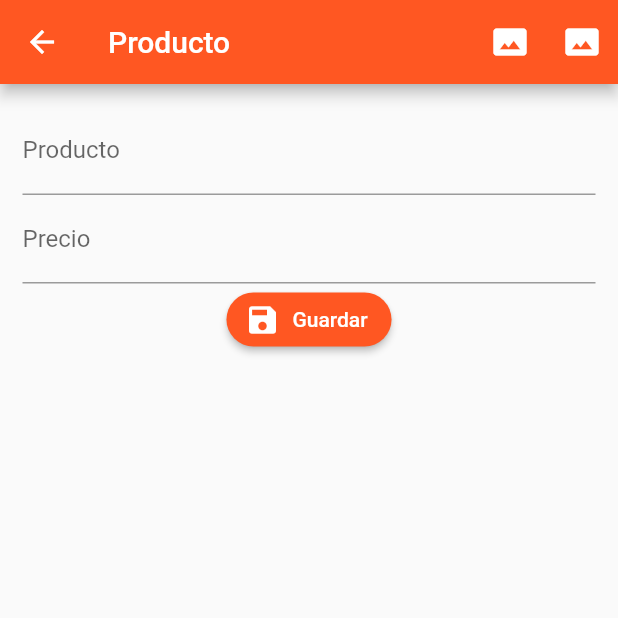
After one commit to chessco/ido_english, a Flutter app: the ProductoPage screen opened by its route, on a phone screen of 412 x 824 dp, the top half of it. The commit adds this screen. Run offline on Flutter 3.47's test engine with Material 2 defaults, Android fonts, the phone set to English and light mode, and no system bars; our stand-ins replace rxdart.

Commit message:
adding product page
product page

```diff
--- a/lib/main.dart
+++ b/lib/main.dart
@@ -4,6 +4,7 @@ import 'package:ido_english/src/bloc/provider.dart';
 
 import 'package:ido_english/src/pages/home_page.dart';
 import 'package:ido_english/src/pages/login_page.dart';
+import 'package:ido_english/src/pages/producto_page.dart';
 
 void main() => runApp(MyApp());
 
@@ -19,9 +20,10 @@ class MyApp extends StatelessWidget {
         routes: {
           'login' : ( BuildContext context ) => LoginPage(),
           'home'  : ( BuildContext context ) => HomePage(),
+          'producto'  : ( BuildContext context ) => ProductoPage(),
         },
         theme: ThemeData(
-          primaryColor: Colors.deepPurple,
+          primaryColor: Colors.deepOrange,
         ),
       ),
     );
--- /dev/null
+++ b/lib/src/pages/producto_page.dart
@@ -0,0 +1,82 @@
+import 'package:flutter/material.dart';
+
+class ProductoPage extends StatelessWidget {
+
+  @override
+  Widget build(BuildContext context) {
+
+    return Scaffold(
+      appBar:AppBar(
+        title: Text('Producto'),
+        actions: <Widget>[
+          IconButton(
+            icon: Icon(Icons.photo_size_select_actual),
+            onPressed: (){},
+          ),
+          IconButton(
+            icon: Icon(Icons.photo_size_select_actual),
+            onPressed: (){},
+          )
+
+        ],
+      ) ,
+      body: SingleChildScrollView(
+        child: Container(
+          padding: EdgeInsets.all(15.0),
+          child:Form(
+            child:Column(
+              children: <Widget>[
+                _crearNombre(),
+                _crearPrecio(),
+                _crearBoton(),
+
+              ],
+            ) ,
+          ),
+          ),
+      ),
+      );
+
+  }
+
+ Widget _crearNombre() {
+
+   return TextFormField(
+     textCapitalization: TextCapitalization.sentences,
+     decoration: InputDecoration(
+       labelText: 'Producto',
+     ),
+     validator: (value){
+       if (value.length<3){
+         return 'ingrese le nombre del producto';
+       } else{
+         return null;
+       }
+
+     },
+   );
+ }
+
+ Widget _crearPrecio() {
+
+   return TextFormField(
+     keyboardType: TextInputType.numberWithOptions(decimal:true),
+     decoration: InputDecoration(
+       labelText: 'Precio',
+     ),
+   );
+ }
+
+ Widget _crearBoton() {
+   return RaisedButton.icon(
+     shape: RoundedRectangleBorder(
+       borderRadius: BorderRadius.circular(20.0)
+     ),
+     color: Colors.deepOrange,
+     textColor: Colors.white,
+     onPressed: (){},
+     icon:Icon(Icons.save),
+     label: Text('Guardar'),
+     );
+ }
+}
```
Also changed, not shown: lib/src/pages/home_page.dart (+14 -11 lines).
